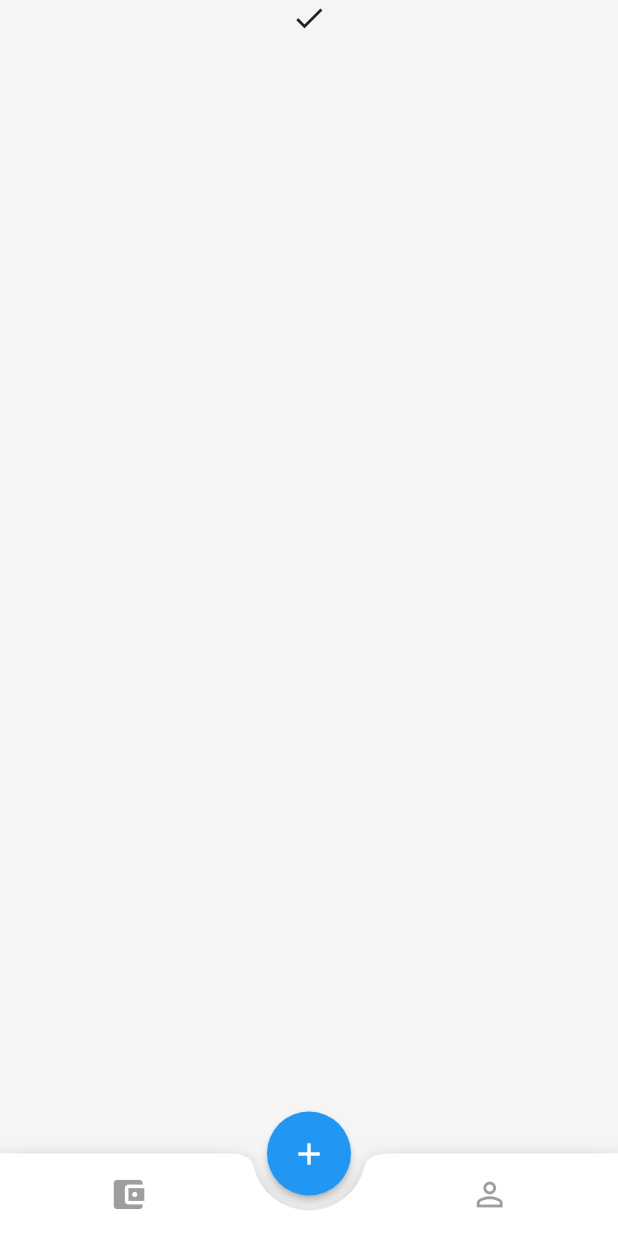
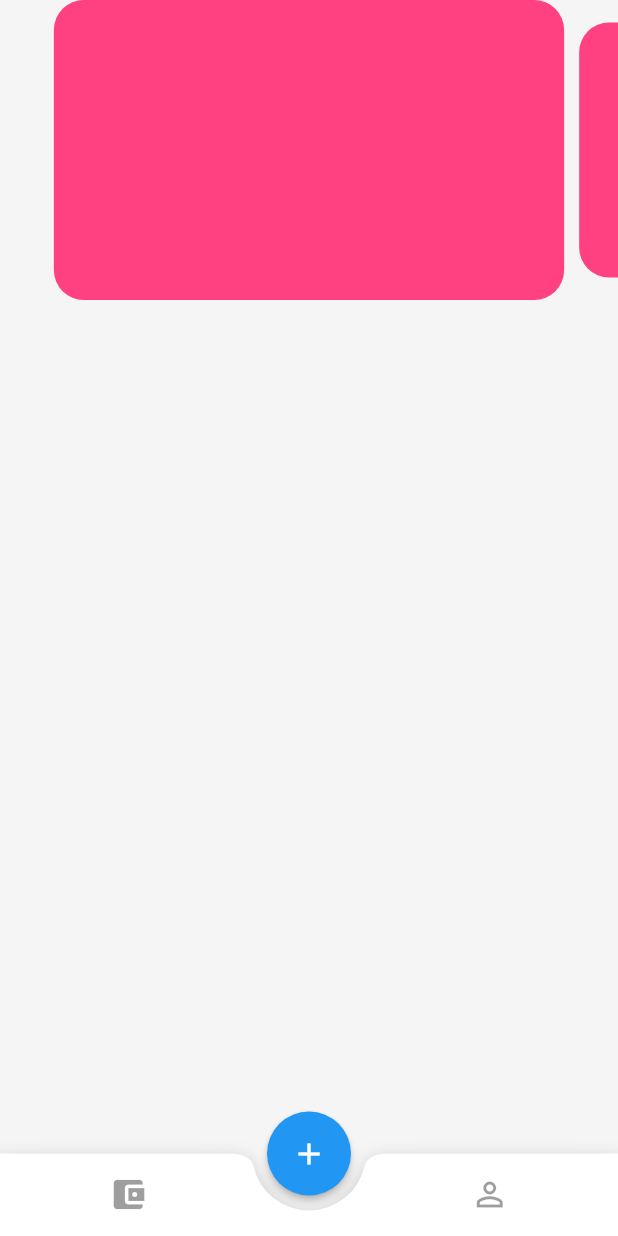
Before and after one commit to feMoraes0/wallet-app, a Flutter app: the screen it shows after launch, after a tap on the "account balance wallet" icon, on a phone screen of 412 x 824 dp. Run offline on Flutter 3.47's test engine with Material 2 defaults, Android fonts, the phone set to English and light mode, and no system bars.

Commit message:
Started cards carrosel

```diff
--- a/lib/app/cards/cards.dart
+++ b/lib/app/cards/cards.dart
@@ -1,5 +1,6 @@
 import 'package:flutter/cupertino.dart';
 import "package:flutter/material.dart";
+import 'package:my_wallet/app/user/user.dart';
 
 class Cards extends StatefulWidget {
   @override
@@ -11,9 +12,7 @@ class _CardsState extends State<Cards> {
   PageController _pageController = PageController(initialPage: 0);
 
   changePage(int index) {
-    this.setState(() {
-      this.page = index;
-    });
+    this.setState(() { this.page = index; });
     this._pageController.animateToPage(index, duration: Duration(milliseconds: 200), curve: Curves.decelerate);
   }
 
@@ -75,37 +74,83 @@ class _CardsState extends State<Cards> {
       floatingActionButtonLocation: FloatingActionButtonLocation.centerDocked,
     );
   }
+
+  @override
+  void dispose() {
+    _pageController.dispose();
+    super.dispose();
+  }
 }
 
-class Wallet extends StatelessWidget {
+class Wallet extends StatefulWidget {
+  @override
+  _WalletState createState() => _WalletState();
+}
+
+class _WalletState extends State<Wallet> {
+  int page = 0;
+
+  changePage(newPage) {
+    this.setState(() {
+      this.page = newPage;
+    });
+  }
+
   @override
   Widget build(BuildContext context) {
     return PageView(
+      controller: PageController(viewportFraction: 0.85),
       scrollDirection: Axis.horizontal,
+      onPageChanged: this.changePage,
       children: <Widget>[
-        PageCard(),
-        PageCard(),
-        PageCard(),
+        PageCard(active: (this.page == 0) ?  true : false),
+        PageCard(active: (this.page == 1) ?  true : false),
+        PageCard(active: (this.page == 2) ?  true : false),
+        Container(color: Colors.redAccent,),
       ],
     );
   }
 }
 
-class User extends StatelessWidget {
+
+class PageCard extends StatelessWidget {
+
+  bool active;
+
+  PageCard({@required this.active});
+
   @override
   Widget build(BuildContext context) {
-    return Container(
-      color: Colors.deepOrangeAccent,
+    return SafeArea(
+      child: Container(
+          child: SingleChildScrollView(
+            child: Column(
+              children: <Widget>[
+                Card(active: this.active),
+              ],
+            )
+          ),
+        ),
     );
   }
 }
 
-class PageCard extends StatelessWidget {
+class Card extends StatelessWidget {
+
+  bool active;
+
+  Card({@required this.active});
+
   @override
   Widget build(BuildContext context) {
-    return SafeArea(
-      child: SingleChildScrollView(
-        child: Center(child: Icon(Icons.check)),
+    Size size = MediaQuery.of(context).size;
+    return Container(
+      width: size.width,
+      margin: EdgeInsets.symmetric(horizontal: 5.0, vertical: (this.active) ? 0.0 : 15.0),
+      height: (this.active) ? 200.0 : 170.0,
+      decoration: BoxDecoration(
+        color: Colors.pinkAccent,
+        borderRadius: BorderRadius.circular(20.0),
       ),
     );
   }
--- /dev/null
+++ b/lib/app/user/user.dart
@@ -0,0 +1,10 @@
+import 'package:flutter/material.dart';
+
+class User extends StatelessWidget {
+  @override
+  Widget build(BuildContext context) {
+    return Container(
+      color: Colors.deepOrangeAccent,
+    );
+  }
+}
```
Also changed, not shown: lib/app/settings/settings.dart (deleted).
